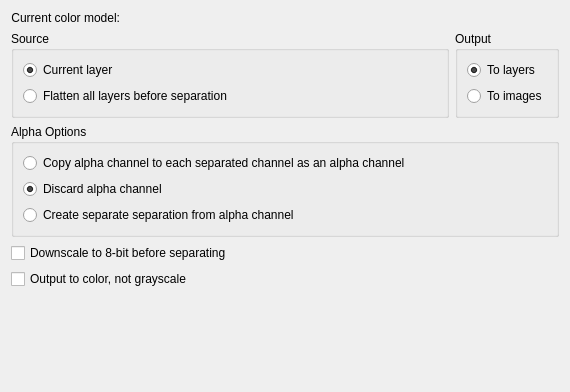
Qt form plugins/extensions/separate_channels/wdg_separations.ui (KDE/krita) before a commit.
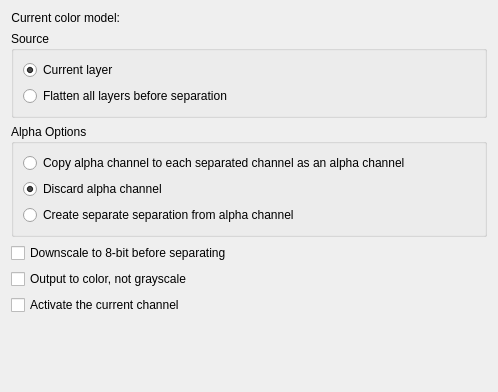
The same form after that commit.

Commit message:
Make Separate Channels work again
* This removes the code for saving the separations to files. This
has been disabled since 2006
* Fixes adding the layers (this was broken because the progress
reporter was set to 100 before adding the layers, which means that
iterrupted() was true, so the layers were never added)
* Fixes unlocking the image (which happened inside the block that
added nodes, which wasn't executed because of see above)
* And makes it possible to only activate the relevant channel when
separating to color

BUG:336694,412624

```diff
--- a/plugins/extensions/separate_channels/wdg_separations.ui
+++ b/plugins/extensions/separate_channels/wdg_separations.ui
@@ -6,7 +6,7 @@
    <rect>
     <x>0</x>
     <y>0</y>
-    <width>570</width>
+    <width>498</width>
     <height>392</height>
    </rect>
   </property>
@@ -78,32 +78,6 @@
        </layout>
       </widget>
      </item>
-     <item>
-      <widget class="QGroupBox" name="grpOutput">
-       <property name="title">
-        <string>Output</string>
-       </property>
-       <layout class="QGridLayout">
-        <item row="0" column="0">
-         <widget class="QRadioButton" name="radioLayers">
-          <property name="text">
-           <string>To layers</string>
-          </property>
-          <property name="checked">
-           <bool>true</bool>
-          </property>
-         </widget>
-        </item>
-        <item row="1" column="0">
-         <widget class="QRadioButton" name="radioImages">
-          <property name="text">
-           <string>To images</string>
-          </property>
-         </widget>
-        </item>
-       </layout>
-      </widget>
-     </item>
     </layout>
    </item>
    <item>
@@ -153,6 +127,16 @@
      </property>
     </widget>
    </item>
+   <item>
+    <widget class="QCheckBox" name="chkActivateCurrentChannel">
+     <property name="toolTip">
+      <string>Activate only the current channel for the new node, deactivate all other channels.</string>
+     </property>
+     <property name="text">
+      <string>Activate the current channel</string>
+     </property>
+    </widget>
+   </item>
    <item>
     <spacer>
      <property name="orientation">
```
Left out of the diff: 1 changed line with no effect on the pictures. The commit also changes 5 other files.
